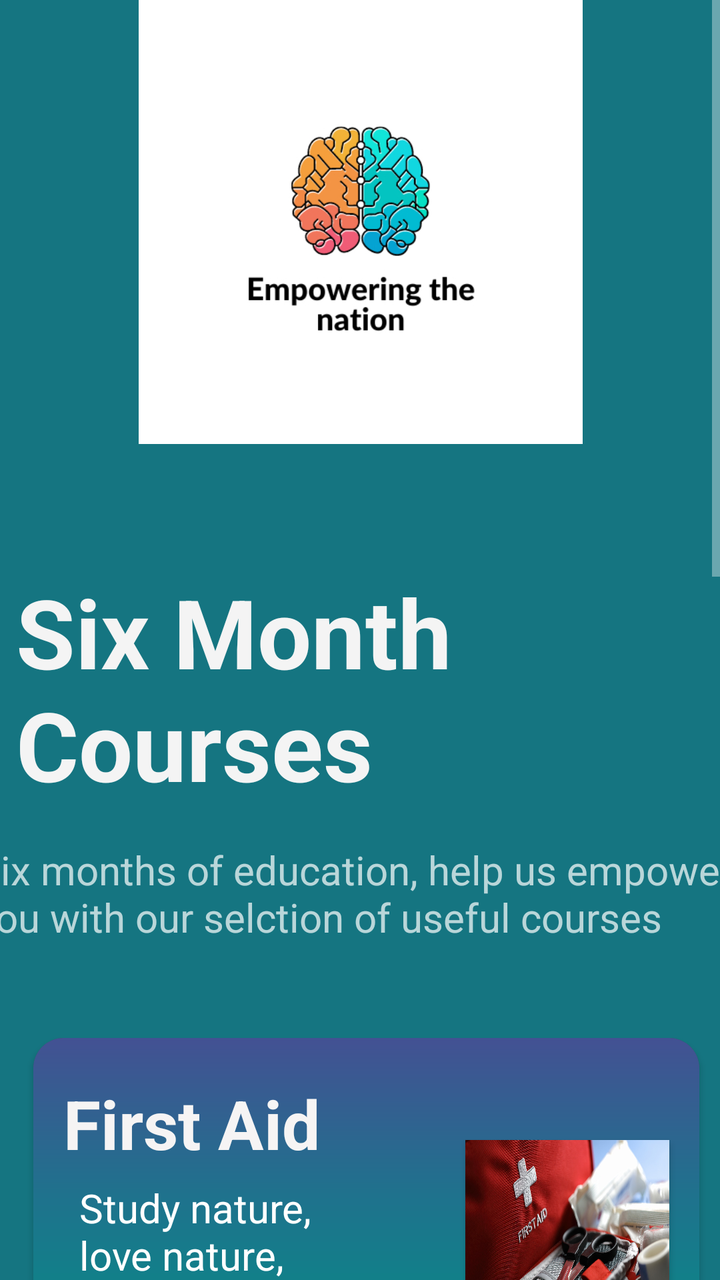
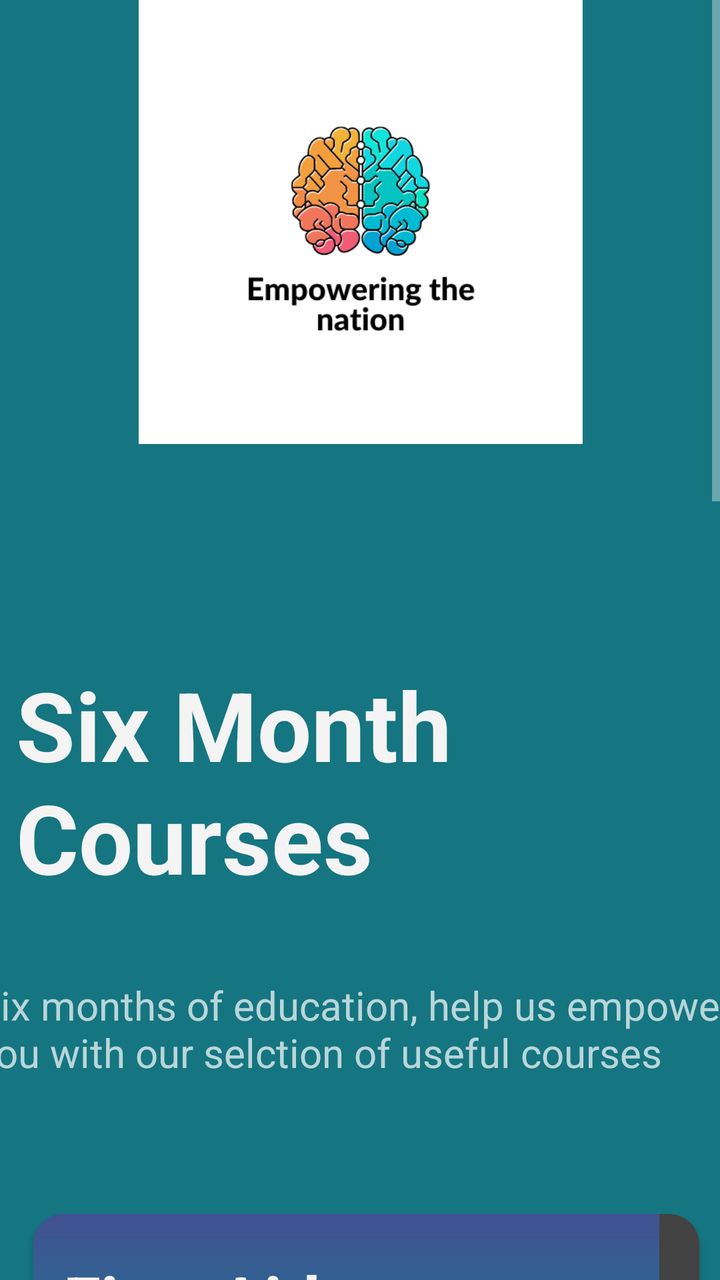

Screens rendered from an Android XML layout before and after an edit, with the pre-edit source and the edit as a unified diff.
<!-- AndroidManifest.xml: application theme Theme.AppCompat -->
<!-- res/layout/fragment_six_month_courses.xml -->
<?xml version="1.0" encoding="utf-8"?>
<ScrollView xmlns:android="http://schemas.android.com/apk/res/android"
    xmlns:app="http://schemas.android.com/apk/res-auto"
    xmlns:tools="http://schemas.android.com/tools"
    android:id="@+id/ScrollViewMonths"
    android:layout_width="match_parent"
    android:layout_height="match_parent">

    <FrameLayout
        android:layout_width="match_parent"
        android:layout_height="match_parent"
        android:background="#157581">

        <androidx.constraintlayout.widget.ConstraintLayout
            android:layout_width="match_parent"
            android:layout_height="1420dp"
            android:background="#157581"
            tools:context=".SixMonthCoursesFragment">


            <TextView
                android:id="@+id/textView"
                android:layout_width="352dp"
                android:layout_height="113dp"
                android:background="#157581"
                android:text="Six Month Courses"
                android:textColor="#F4F4F4"
                android:textSize="48sp"
                android:textStyle="bold"
                app:layout_constraintBottom_toBottomOf="parent"
                app:layout_constraintEnd_toEndOf="parent"
                app:layout_constraintHorizontal_bias="1.0"
                app:layout_constraintStart_toStartOf="parent"
                app:layout_constraintTop_toTopOf="parent"
                app:layout_constraintVertical_bias="0.217" />

            <ImageView
                android:id="@+id/imageView"
                android:layout_width="420dp"
                android:layout_height="222dp"
                app:layout_constraintEnd_toEndOf="parent"
                app:layout_constraintStart_toStartOf="parent"
                app:layout_constraintTop_toTopOf="parent"
                app:srcCompat="@drawable/thumbnail_img_7280" />


            <androidx.cardview.widget.CardView
                android:id="@+id/cardView"
                android:layout_width="333dp"
                android:layout_height="157dp"
                app:cardCornerRadius="15dp"
                app:cardPreventCornerOverlap="true"
                app:layout_constraintBottom_toBottomOf="parent"
                app:layout_constraintEnd_toEndOf="parent"
                app:layout_constraintHorizontal_bias="0.636"
                app:layout_constraintStart_toStartOf="parent"
                app:layout_constraintTop_toTopOf="parent"
                app:layout_constraintVertical_bias="0.792">


                <RelativeLayout
                    android:id="@+id/relativeLayout"
                    android:layout_width="match_parent"
                    android:layout_height="match_parent"
                    android:background="@drawable/grasient_drawable"
                    android:minHeight="100dp"
                    android:padding="10dp"
                    app:layout_constraintEnd_toEndOf="@+id/cardView"
                    app:layout_constraintStart_toStartOf="@+id/cardView"
                    app:layout_constraintTop_toTopOf="@+id/cardView">

                    <TextView
                        android:id="@+id/textViewSub1Title"
                        android:layout_width="270dp"
                        android:layout_height="70dp"
                        android:layout_alignParentStart="true"
                        android:layout_alignParentEnd="true"
                        android:layout_marginStart="5dp"
                        android:layout_marginEnd="107dp"
                        android:text="Life Skills"
                        android:textColor="#F6F4F4"
                        android:textSize="34sp"
                        android:textStyle="bold" />

                    <TextView
                        android:layout_width="168dp"
                        android:layout_height="83dp"
                        android:layout_below="@id/textViewSub1Title"
                        android:layout_alignParentStart="true"
                        android:layout_alignParentEnd="true"
                        android:layout_alignParentBottom="true"
                        android:layout_marginStart="4dp"
                        android:layout_marginTop="-7dp"
                        android:layout_marginEnd="151dp"
                        android:layout_marginBottom="0dp"
                        android:text="Study nature, love nature,\nclose to nature"
                        android:textColor="#FFFFFF"
                        android:textSize="20sp" />

                    <Button
                        android:id="@+id/button"
                        android:layout_width="112dp"
                        android:layout_height="104dp"
                        android:layout_alignParentStart="true"
                        android:layout_alignParentTop="true"
                        android:layout_alignParentEnd="true"
                        android:layout_alignParentBottom="true"
                        android:layout_marginStart="210dp"
                        android:layout_marginTop="28dp"
                        android:layout_marginEnd="1dp"
                        android:layout_marginBottom="15dp"
                        android:background="@drawable/img_7273"
                        android:textColor="#090909"
                        android:textSize="24sp" />

                </RelativeLayout>


            </androidx.cardview.widget.CardView>

            <androidx.cardview.widget.CardView
                android:id="@+id/cardView2"
                android:layout_width="333dp"
                android:layout_height="157dp"
                app:cardCornerRadius="15dp"
                app:cardPreventCornerOverlap="true"
                app:layout_constraintBottom_toBottomOf="parent"
                app:layout_constraintEnd_toEndOf="parent"
                app:layout_constraintHorizontal_bias="0.627"
                app:layout_constraintStart_toStartOf="parent"
                app:layout_constraintTop_toTopOf="parent"
                app:layout_constraintVertical_bias="0.607">

                <RelativeLayout
                    android:id="@+id/relativeLayout2"
                    android:layout_width="match_parent"
                    android:layout_height="match_parent"
                    android:background="@drawable/grasient_drawable"
                    android:minHeight="100dp"
                    android:padding="10dp"
                    app:layout_constraintEnd_toEndOf="@+id/cardView2"
                    app:layout_constraintStart_toStartOf="@+id/cardView2"
                    app:layout_constraintTop_toTopOf="@+id/cardView">

                    <TextView
                        android:id="@+id/textViewSub1Title2"
                        android:layout_width="246dp"
                        android:layout_height="64dp"
                        android:layout_alignParentStart="true"
                        android:layout_alignParentEnd="true"
                        android:layout_marginStart="5dp"
                        android:layout_marginEnd="145dp"
                        android:text="Sewing"
                        android:textColor="#F6F4F4"
                        android:textSize="34sp"
                        android:textStyle="bold" />

                    <TextView
                        android:layout_width="150dp"
                        android:layout_height="99dp"
                        android:layout_below="@id/textViewSub1Title2"
                        android:layout_alignParentStart="true"
                        android:layout_alignParentEnd="true"
                        android:layout_alignParentBottom="true"
                        android:layout_marginStart="8dp"
                        android:layout_marginTop="0dp"
                        android:layout_marginEnd="160dp"
                        android:layout_marginBottom="0dp"
                        android:text="Study nature, love nature,\nclose to nature"
                        android:textColor="#FFFFFF"
                        android:textSize="20sp" />

                    <Button
                        android:id="@+id/button9"
                        android:layout_width="106dp"
                        android:layout_height="104dp"
                        android:layout_alignParentTop="true"
                        android:layout_alignParentEnd="true"
                        android:layout_alignParentBottom="true"
                        android:layout_marginTop="33dp"
                        android:layout_marginEnd="10dp"
                        android:layout_marginBottom="10dp"
                        android:background="@drawable/img_7272"
                        android:textColor="#090909"
                        android:textSize="24sp" />


                </RelativeLayout>


            </androidx.cardview.widget.CardView>

            <androidx.cardview.widget.CardView
                android:id="@+id/cardView3"
                android:layout_width="333dp"
                android:layout_height="157dp"
                app:cardCornerRadius="15dp"
                app:cardPreventCornerOverlap="true"
                app:layout_constraintBottom_toBottomOf="parent"
                app:layout_constraintEnd_toEndOf="parent"
                app:layout_constraintHorizontal_bias="0.62"
                app:layout_constraintStart_toStartOf="parent"
                app:layout_constraintTop_toTopOf="parent"
                app:layout_constraintVertical_bias="0.411">

                <RelativeLayout
                    android:id="@+id/relativeLayout3"
                    android:layout_width="match_parent"
                    android:layout_height="match_parent"
                    android:background="@drawable/grasient_drawable"
                    android:minHeight="100dp"
                    android:padding="10dp"
                    app:layout_constraintEnd_toEndOf="@+id/cardView3"
                    app:layout_constraintStart_toStartOf="@+id/cardView3"
                    app:layout_constraintTop_toTopOf="@+id/cardView3">

                    <TextView
                        android:id="@+id/textViewSub1Title3"
                        android:layout_width="249dp"
                        android:layout_height="68dp"
                        android:layout_alignParentStart="true"
                        android:layout_alignParentTop="true"
                        android:layout_alignParentEnd="true"
                        android:layout_marginStart="5dp"
                        android:layout_marginTop="10dp"
                        android:layout_marginEnd="138dp"
                        android:text="First Aid"
                        android:textColor="#F6F4F4"
                        android:textSize="34sp"
                        android:textStyle="bold" />

                    <TextView
                        android:layout_width="156dp"
                        android:layout_height="86dp"
                        android:layout_below="@id/textViewSub1Title3"
                        android:layout_alignParentStart="true"
                        android:layout_alignParentEnd="true"
                        android:layout_alignParentBottom="true"
                        android:layout_marginStart="13dp"
                        android:layout_marginTop="-17dp"
                        android:layout_marginEnd="154dp"
                        android:layout_marginBottom="0dp"
                        android:text="Study nature, love nature,\nclose to nature"
                        android:textColor="#FFFFFF"
                        android:textSize="20sp" />

                    <Button
                        android:id="@+id/button8"
                        android:layout_width="112dp"
                        android:layout_height="93dp"
                        android:layout_alignParentStart="true"
                        android:layout_alignParentTop="true"
                        android:layout_alignParentEnd="true"
                        android:layout_alignParentBottom="true"
                        android:layout_marginStart="206dp"
                        android:layout_marginTop="41dp"
                        android:layout_marginEnd="5dp"
                        android:layout_marginBottom="13dp"
                        android:background="@drawable/img_7279"
                        android:textColor="#090909"
                        android:textSize="24sp" />


                </RelativeLayout>


            </androidx.cardview.widget.CardView>


            <androidx.cardview.widget.CardView
                android:id="@+id/cardView4"
                android:layout_width="333dp"
                android:layout_height="157dp"
                app:cardCornerRadius="15dp"
                app:cardPreventCornerOverlap="true"
                app:layout_constraintBottom_toBottomOf="parent"
                app:layout_constraintEnd_toEndOf="parent"
                app:layout_constraintHorizontal_bias="0.655"
                app:layout_constraintStart_toStartOf="parent"
                app:layout_constraintTop_toTopOf="parent"
                app:layout_constraintVertical_bias="0.97">

                <RelativeLayout
                    android:id="@+id/relativeLayout4"
                    android:layout_width="match_parent"
                    android:layout_height="match_parent"
                    android:background="@drawable/grasient_drawable"
                    android:minHeight="100dp"
                    android:padding="10dp"
                    app:layout_constraintEnd_toEndOf="@+id/cardView4"
                    app:layout_constraintStart_toStartOf="@+id/cardView4"
                    app:layout_constraintTop_toTopOf="@+id/cardView">

                    <TextView
                        android:id="@+id/textViewSub1Title4"
                        android:layout_width="229dp"
                        android:layout_height="60dp"
                        android:layout_alignParentStart="true"
                        android:layout_alignParentEnd="true"
                        android:layout_marginStart="5dp"
                        android:layout_marginEnd="89dp"
                        android:text="Landscaping"
                        android:textColor="#F6F4F4"
                        android:textSize="34sp"
                        android:textStyle="bold" />

                    <TextView
                        android:layout_width="211dp"
                        android:layout_height="91dp"
                        android:layout_below="@id/textViewSub1Title4"
                        android:layout_alignParentStart="true"
                        android:layout_alignParentEnd="true"
                        android:layout_alignParentBottom="true"
                        android:layout_marginStart="4dp"
                        android:layout_marginTop="-6dp"
                        android:layout_marginEnd="108dp"
                        android:layout_marginBottom="0dp"
                        android:text="Study nature, love nature,\nclose to nature"
                        android:textColor="#FFFFFF"
                        android:textSize="20sp" />

                    <Button
                        android:id="@+id/button7"
                        android:layout_width="104dp"
                        android:layout_height="79dp"
                        android:layout_alignParentStart="true"
                        android:layout_alignParentTop="true"
                        android:layout_alignParentEnd="true"
                        android:layout_alignParentBottom="true"
                        android:layout_marginStart="219dp"
                        android:layout_marginTop="44dp"
                        android:layout_marginEnd="0dp"
                        android:layout_marginBottom="24dp"
                        android:background="@drawable/img_7274"
                        android:textColor="#090909"
                        android:textSize="24sp" />


                </RelativeLayout>


            </androidx.cardview.widget.CardView>

            <TextView
                android:id="@+id/textView2"
                android:layout_width="382dp"
                android:layout_height="82dp"
                android:text="Six months of education, help us empower you with our selction of useful courses "
                android:textSize="20sp"
                app:layout_constraintBottom_toBottomOf="parent"
                app:layout_constraintEnd_toEndOf="parent"
                app:layout_constraintHorizontal_bias="0.555"
                app:layout_constraintStart_toStartOf="parent"
                app:layout_constraintTop_toTopOf="parent"
                app:layout_constraintVertical_bias="0.315" />


        </androidx.constraintlayout.widget.ConstraintLayout>
    </FrameLayout>
</ScrollView>
<!-- resources referenced by this layout -->
<resources>
  <!-- drawable grasient_drawable (drawable) -->
  <?xml version="1.0" encoding="utf-8"?>
  <shape
      android:shape = "rectangle"
      xmlns:android = "http://schemas.android.com/apk/res/android" >
  
      <gradient
          android:startColor = "#068b86"
          android:centerColor = "#1f728d"
          android:endColor = "#435193"
          android:angle = "90"
          android:type = "linear" />
  </shape>
  <!-- drawable img_7272: jpeg bitmap (drawable, 145504 bytes) -->
  <!-- drawable img_7273: jpeg bitmap (drawable, 78334 bytes) -->
  <!-- drawable img_7274: jpeg bitmap (drawable, 847390 bytes) -->
  <!-- drawable img_7279: jpeg bitmap (drawable, 172258 bytes) -->
  <!-- drawable thumbnail_img_7280: jpg bitmap (drawable, 73812 bytes) -->
</resources>

<!-- the commit's change to res/layout/fragment_six_month_courses.xml (unified diff, before → after) -->
@@ -13,7 +13,7 @@
 
         <androidx.constraintlayout.widget.ConstraintLayout
             android:layout_width="match_parent"
-            android:layout_height="1420dp"
+            android:layout_height="1634dp"
             android:background="#157581"
             tools:context=".SixMonthCoursesFragment">
 
@@ -52,16 +52,16 @@
                 app:cardPreventCornerOverlap="true"
                 app:layout_constraintBottom_toBottomOf="parent"
                 app:layout_constraintEnd_toEndOf="parent"
-                app:layout_constraintHorizontal_bias="0.636"
-                app:layout_constraintStart_toStartOf="parent"
-                app:layout_constraintTop_toTopOf="parent"
-                app:layout_constraintVertical_bias="0.792">
+                app:layout_constraintHorizontal_bias="0.619"
+                app:layout_constraintStart_toStartOf="parent"
+                app:layout_constraintTop_toTopOf="parent"
+                app:layout_constraintVertical_bias="0.679">
 
 
                 <RelativeLayout
                     android:id="@+id/relativeLayout"
-                    android:layout_width="match_parent"
-                    android:layout_height="match_parent"
+                    android:layout_width="313dp"
+                    android:layout_height="147dp"
                     android:background="@drawable/grasient_drawable"
                     android:minHeight="100dp"
                     android:padding="10dp"
@@ -126,15 +126,15 @@
                 app:cardPreventCornerOverlap="true"
                 app:layout_constraintBottom_toBottomOf="parent"
                 app:layout_constraintEnd_toEndOf="parent"
-                app:layout_constraintHorizontal_bias="0.627"
-                app:layout_constraintStart_toStartOf="parent"
-                app:layout_constraintTop_toTopOf="parent"
-                app:layout_constraintVertical_bias="0.607">
+                app:layout_constraintHorizontal_bias="0.619"
+                app:layout_constraintStart_toStartOf="parent"
+                app:layout_constraintTop_toTopOf="parent"
+                app:layout_constraintVertical_bias="0.545">
 
                 <RelativeLayout
                     android:id="@+id/relativeLayout2"
-                    android:layout_width="match_parent"
-                    android:layout_height="match_parent"
+                    android:layout_width="318dp"
+                    android:layout_height="145dp"
                     android:background="@drawable/grasient_drawable"
                     android:minHeight="100dp"
                     android:padding="10dp"
@@ -205,8 +205,8 @@
 
                 <RelativeLayout
                     android:id="@+id/relativeLayout3"
-                    android:layout_width="match_parent"
-                    android:layout_height="match_parent"
+                    android:layout_width="313dp"
+                    android:layout_height="143dp"
                     android:background="@drawable/grasient_drawable"
                     android:minHeight="100dp"
                     android:padding="10dp"
@@ -275,15 +275,15 @@
                 app:cardPreventCornerOverlap="true"
                 app:layout_constraintBottom_toBottomOf="parent"
                 app:layout_constraintEnd_toEndOf="parent"
-                app:layout_constraintHorizontal_bias="0.655"
-                app:layout_constraintStart_toStartOf="parent"
-                app:layout_constraintTop_toTopOf="parent"
-                app:layout_constraintVertical_bias="0.97">
+                app:layout_constraintHorizontal_bias="0.619"
+                app:layout_constraintStart_toStartOf="parent"
+                app:layout_constraintTop_toTopOf="parent"
+                app:layout_constraintVertical_bias="0.819">
 
                 <RelativeLayout
                     android:id="@+id/relativeLayout4"
-                    android:layout_width="match_parent"
-                    android:layout_height="match_parent"
+                    android:layout_width="313dp"
+                    android:layout_height="147dp"
                     android:background="@drawable/grasient_drawable"
                     android:minHeight="100dp"
                     android:padding="10dp"
@@ -354,6 +354,19 @@
                 app:layout_constraintTop_toTopOf="parent"
                 app:layout_constraintVertical_bias="0.315" />
 
+            <Button
+                android:id="@+id/buttonBook"
+                android:layout_width="234dp"
+                android:layout_height="92dp"
+                android:layout_marginEnd="100dp"
+                android:layout_marginBottom="76dp"
+                android:drawableRight="@drawable/ic_checkout_foreground"
+                android:text="Book Now!"
+                android:textColor="#4CAF50"
+                android:textSize="24sp"
+                app:layout_constraintBottom_toBottomOf="parent"
+                app:layout_constraintEnd_toEndOf="parent" />
+
 
         </androidx.constraintlayout.widget.ConstraintLayout>
     </FrameLayout>
<!-- resource entries referenced after the edit -->
@@ -13,6 +13,22 @@
           android:angle = "90"
           android:type = "linear" />
   </shape>
+  <!-- drawable ic_checkout_foreground (drawable) -->
+  <vector xmlns:android="http://schemas.android.com/apk/res/android"
+      android:width="108dp"
+      android:height="108dp"
+      android:viewportWidth="24"
+      android:viewportHeight="24"
+      android:tint="#242424">
+    <group android:scaleX="0.58"
+        android:scaleY="0.58"
+        android:translateX="5.04"
+        android:translateY="5.04">
+      <path
+          android:fillColor="@android:color/white"
+          android:pathData="M7,18c-1.1,0 -1.99,0.9 -1.99,2S5.9,22 7,22s2,-0.9 2,-2S8.1,18 7,18zM17,18c-1.1,0 -1.99,0.9 -1.99,2s0.89,2 1.99,2s2,-0.9 2,-2S18.1,18 17,18zM8.1,13h7.45c0.75,0 1.41,-0.41 1.75,-1.03L21,4.96L19.25,4l-3.7,7H8.53L4.27,2H1v2h2l3.6,7.59l-1.35,2.44C4.52,15.37 5.48,17 7,17h12v-2H7L8.1,13zM12,2l4,4l-4,4l-1.41,-1.41L12.17,7L8,7l0,-2l4.17,0l-1.59,-1.59L12,2z"/>
+    </group>
+  </vector>
   <!-- drawable img_7272: jpeg bitmap (drawable, 145504 bytes) -->
   <!-- drawable img_7273: jpeg bitmap (drawable, 78334 bytes) -->
   <!-- drawable img_7274: jpeg bitmap (drawable, 847390 bytes) -->
